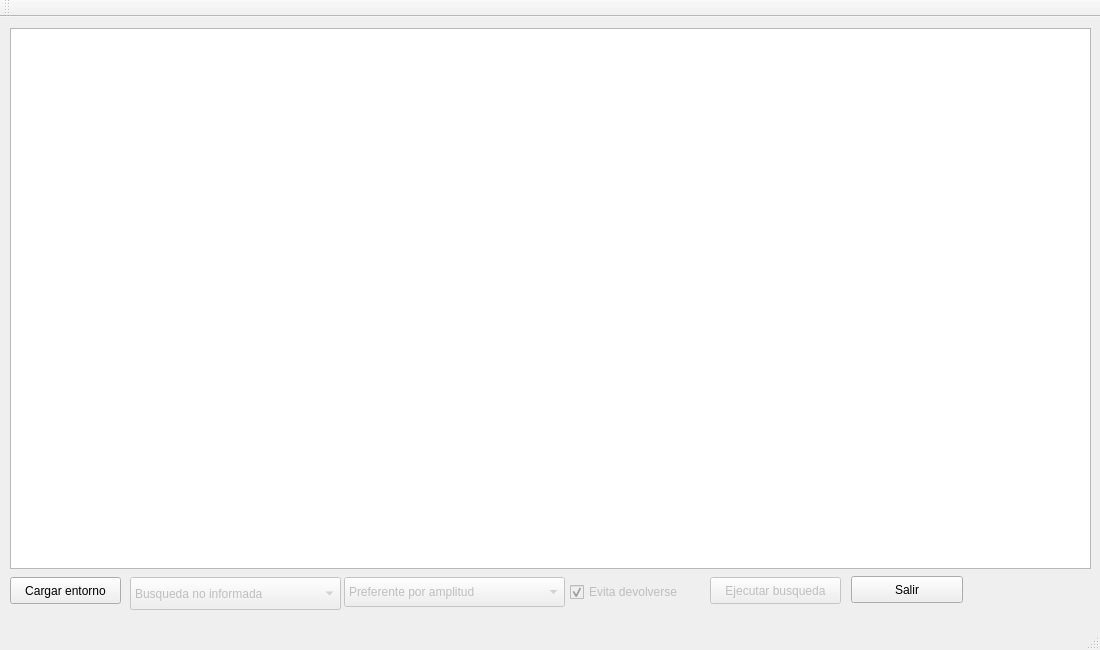
sebaxtian/IA, file ProyectoIA/mainwindow.ui: the form before one commit.
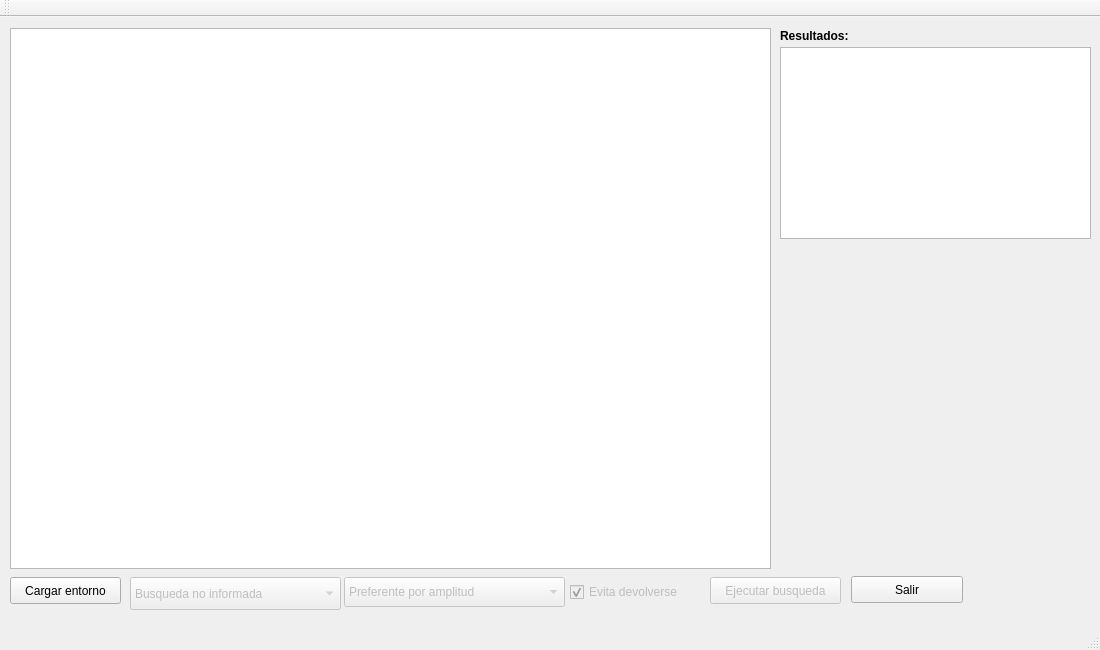
The form after the commit.

Commit message: Mustra de resultados en un text y calculo de factor de ramificacion

What changed in the file:
```diff
--- a/ProyectoIA/mainwindow.ui
+++ b/ProyectoIA/mainwindow.ui
@@ -35,7 +35,7 @@
      <rect>
       <x>10</x>
       <y>11</y>
-      <width>1081</width>
+      <width>761</width>
       <height>541</height>
      </rect>
     </property>
@@ -172,6 +172,38 @@
      </property>
     </item>
    </widget>
+   <widget class="QTextBrowser" name="txt_resultados">
+    <property name="geometry">
+     <rect>
+      <x>780</x>
+      <y>30</y>
+      <width>311</width>
+      <height>192</height>
+     </rect>
+    </property>
+   </widget>
+   <widget class="QLabel" name="label">
+    <property name="geometry">
+     <rect>
+      <x>780</x>
+      <y>10</y>
+      <width>90</width>
+      <height>17</height>
+     </rect>
+    </property>
+    <property name="font">
+     <font>
+      <weight>75</weight>
+      <bold>true</bold>
+     </font>
+    </property>
+    <property name="text">
+     <string>Resultados:</string>
+    </property>
+    <property name="textFormat">
+     <enum>Qt::AutoText</enum>
+    </property>
+   </widget>
   </widget>
   <widget class="QMenuBar" name="menuBar">
    <property name="geometry">
```
The commit also changes 22 other files.
